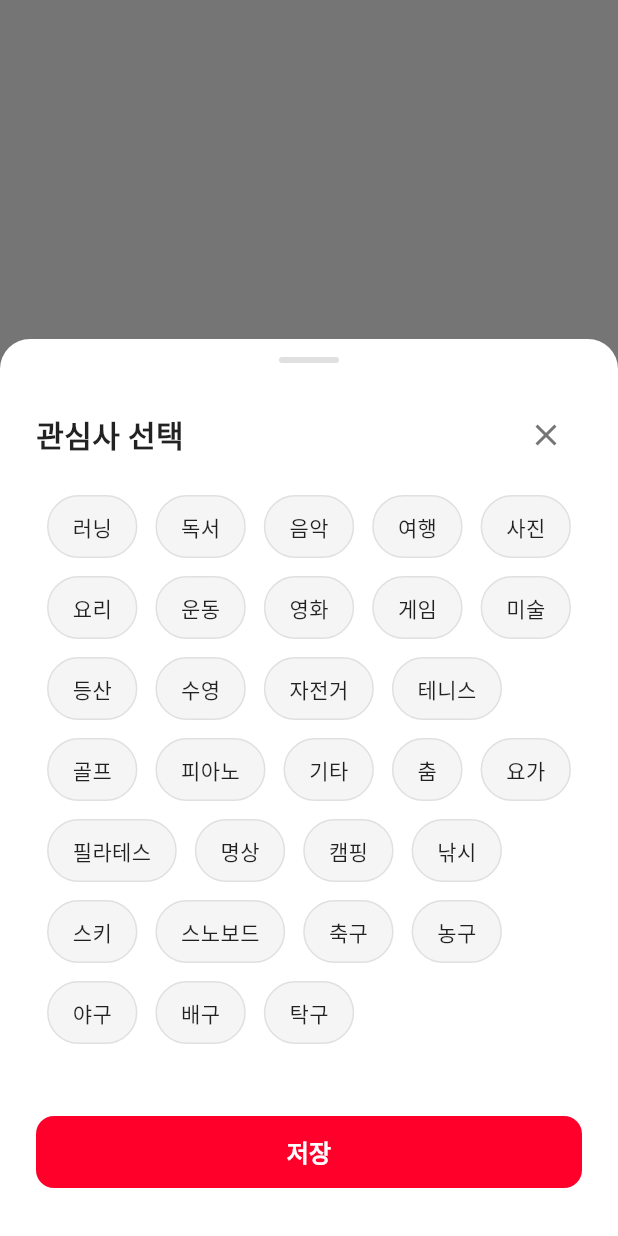
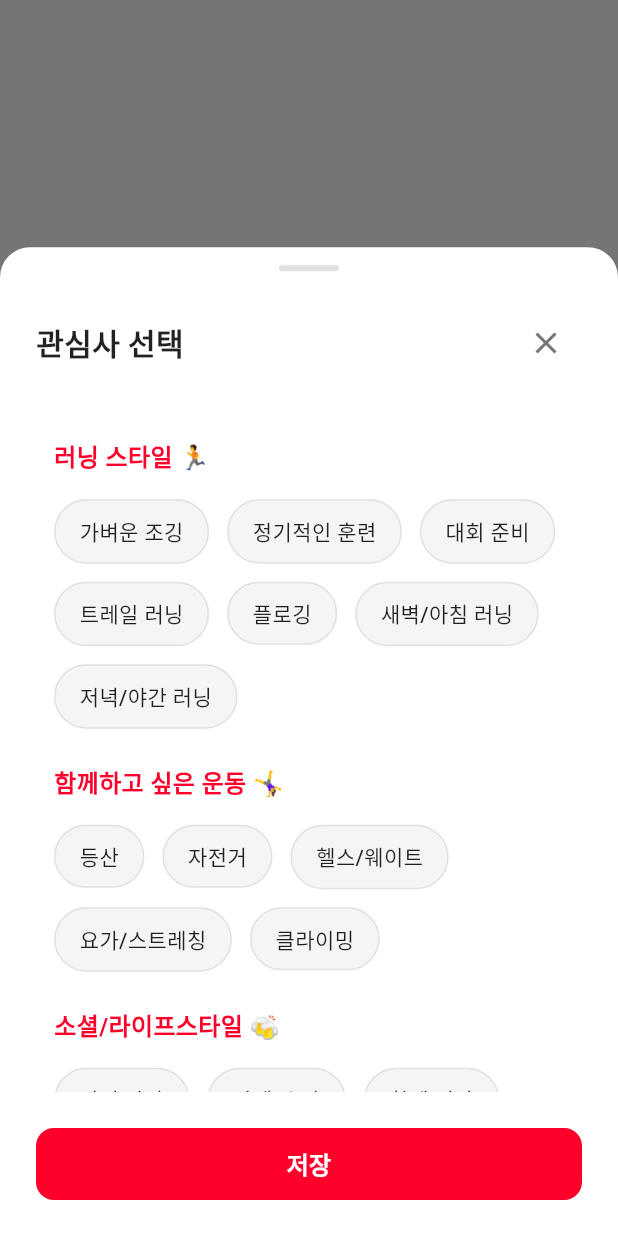
Before and after one commit to ZeroZoa/Crewer, a Flutter app: what showInterestSelector() shows on an empty page, opened directly with empty values, on a phone screen of 412 x 824 dp. Run offline on Flutter 3.47's test engine with Material 3 defaults, Android fonts, the light colour scheme and no system bars; our stand-ins replace flutter_secure_storage, geocoding, geolocator, go_router, google_maps_flutter, google_places_flutter and 4 more; missing offline and left inert: dart:ffi, jwt_decode, stomp_dart_client; accounts and stored records are empty; network calls fail.

Commit message:
관심사 수정

```diff
--- a/src/main/client/lib/config/api_config.dart
+++ b/src/main/client/lib/config/api_config.dart
@@ -2,7 +2,7 @@
   // 개발 환경에서는 실제 컴퓨터의 IP 주소를 사용
   // 모바일에서 접근할 때는 localhost 대신 실제 IP 주소 사용
 
-  static const String baseUrl = 'http://172.30.1.81:8080';
+  static const String baseUrl = 'http://localhost:8080';
 
   // API 엔드포인트들
   static const String login = '/members/login';
@@ -62,6 +62,7 @@
   static String getProfileByUsername(String username) => '$profile/$username';
   static String getUserFeeds(String username) => '$profile/$username/feeds';
   static String updateNickname() => '$profile/me/nickname';
+  static String getInterestCategories() => '$profile/interests/categories';
 
   // WebSocket URL 생성 메서드
   static String getWebSocketUrl() {
--- a/src/main/client/lib/screens/my_profile_screen.dart
+++ b/src/main/client/lib/screens/my_profile_screen.dart
@@ -700,15 +700,34 @@
   }
 }
 
-// 관심사 키워드 예시
-const List<String> allInterests = [
-  '러닝', '독서', '음악', '여행', '사진',
-    '요리', '운동', '영화', '게임', '미술',
-    '등산', '수영', '자전거', '테니스', '골프',
-    '피아노', '기타', '춤', '요가', '필라테스',
-    '명상', '캠핑', '낚시', '스키', '스노보드',
-    '축구', '농구', '야구', '배구', '탁구'
-];
+// 관심사 카테고리별 목록 (서버에서 가져올 예정)
+Map<String, List<String>> interestCategories = {
+  '러닝 스타일 🏃': [
+    '가벼운 조깅',
+    '정기적인 훈련',
+    '대회 준비',
+    '트레일 러닝',
+    '플로깅',
+    '새벽/아침 러닝',
+    '저녁/야간 러닝',
+  ],
+  '함께하고 싶은 운동 🤸‍♀️': [
+    '등산',
+    '자전거',
+    '헬스/웨이트',
+    '요가/스트레칭',
+    '클라이밍',
+  ],
+  '소셜/라이프스타일 🍻': [
+    '맛집 탐방',
+    '카페/수다',
+    '함께 성장',
+    '기록 공유',
+    '사진/영상 촬영',
+    '조용한 소통',
+    '반려동물과 함께',
+  ],
+};
 
 // 관심사 선택 모달
 Future<void> showInterestSelector(
@@ -718,6 +737,35 @@
 ) async {
   // 팝업이 열릴 때 이미 저장된 관심사로 초기화
   Set<String> tempSelected = Set.from(selected);
+  bool isLoadingCategories = true;
+  Map<String, List<String>> categories = {};
+
+  // 서버에서 관심사 카테고리 로드
+  Future<void> loadCategories() async {
+    try {
+      final response = await http.get(
+        Uri.parse('${ApiConfig.baseUrl}${ApiConfig.getInterestCategories()}'),
+        headers: {'Content-Type': 'application/json'},
+      );
+
+      if (response.statusCode == 200) {
+        final Map<String, dynamic> data = json.decode(utf8.decode(response.bodyBytes));
+        categories = data.map((key, value) => MapEntry(key, List<String>.from(value)));
+        isLoadingCategories = false;
+      } else {
+        // 실패 시 기본 카테고리 사용
+        categories = interestCategories;
+        isLoadingCategories = false;
+      }
+    } catch (e) {
+      // 에러 시 기본 카테고리 사용
+      categories = interestCategories;
+      isLoadingCategories = false;
+    }
+  }
+
+  await loadCategories();
+
   await showModalBottomSheet(
     context: context,
     isScrollControlled: true,
@@ -726,6 +774,7 @@
       return StatefulBuilder(
         builder: (context, setModalState) {
           return Container(
+            height: MediaQuery.of(context).size.height * 0.8,
             decoration: BoxDecoration(
               color: Colors.white,
               borderRadius: BorderRadius.only(
@@ -735,7 +784,6 @@
             ),
             child: SafeArea(
               child: Column(
-                mainAxisSize: MainAxisSize.min,
                 children: [
                   // 핸들 바
                   Container(
@@ -769,12 +817,35 @@
                     ),
                   ),
                   // 관심사 선택 영역
+                  Expanded(
+                    child: isLoadingCategories
+                        ? Center(child: CircularProgressIndicator())
+                        : SingleChildScrollView(
+                            padding: const EdgeInsets.symmetric(horizontal: 24.0),
+                            child: Column(
+                              crossAxisAlignment: CrossAxisAlignment.start,
+                              children: categories.entries.map((category) {
+                                return Column(
+                                  crossAxisAlignment: CrossAxisAlignment.start,
+                                  children: [
+                                    // 카테고리 제목
                                     Padding(
-                    padding: const EdgeInsets.symmetric(horizontal: 24.0),
-                    child: Wrap(
+                                      padding: const EdgeInsets.only(top: 24.0, bottom: 16.0),
+                                      child: Text(
+                                        category.key,
+                                        style: TextStyle(
+                                          fontSize: 16,
+                                          fontWeight: FontWeight.bold,
+                                          color: Color(0xFFFF002B),
+                                        ),
+                                      ),
+                                    ),
+
+                                    // 카테고리 내 관심사들
+                                    Wrap(
                                       spacing: 12,
                                       runSpacing: 12,
-                      children: allInterests.map((interest) {
+                                      children: category.value.map((interest) {
                                         final isSelected = tempSelected.contains(interest);
                                         return GestureDetector(
                                           onTap: () {
@@ -808,11 +879,15 @@
                                         );
                                       }).toList(),
                                     ),
+                                  ],
+                                );
+                              }).toList(),
                             ),
-                  SizedBox(height: 32),
+                          ),
+                  ),
                   // 저장 버튼
                   Padding(
-                    padding: const EdgeInsets.symmetric(horizontal: 24.0, vertical: 16.0),
+                    padding: const EdgeInsets.all(24.0),
                     child: SizedBox(
                       width: double.infinity,
                       height: 48,
@@ -839,7 +914,6 @@
                       ),
                     ),
                   ),
-                  SizedBox(height: 16),
                 ],
               ),
             ),
```
Also changed, not shown: src/main/client/lib/screens/profile_interests_screen.dart (+66 -22 lines), 2 other files. Lines whose indentation alone changed are shown as unchanged.
